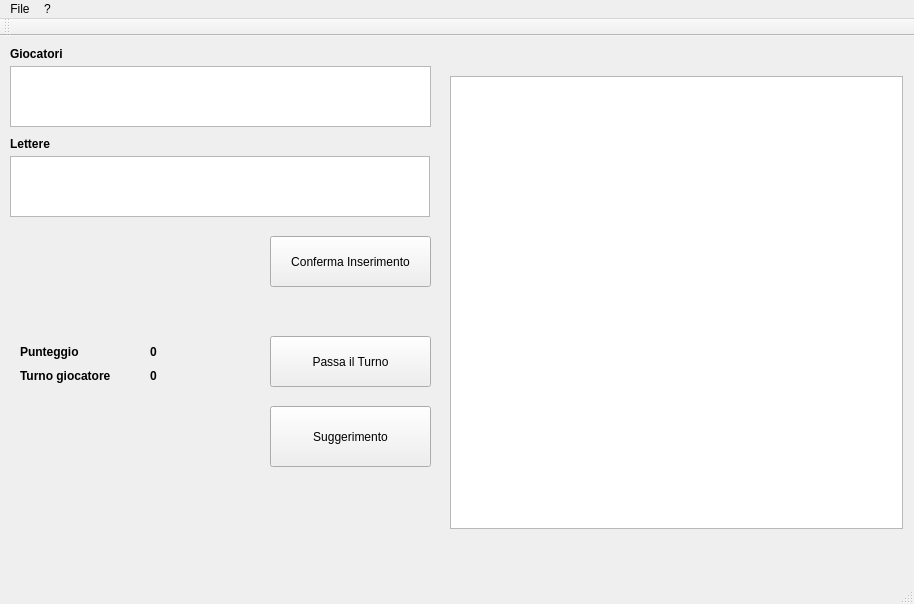
First picture: the form in UpWords/mainwindow.ui, repository giogandola98/UpWords, before the edit.
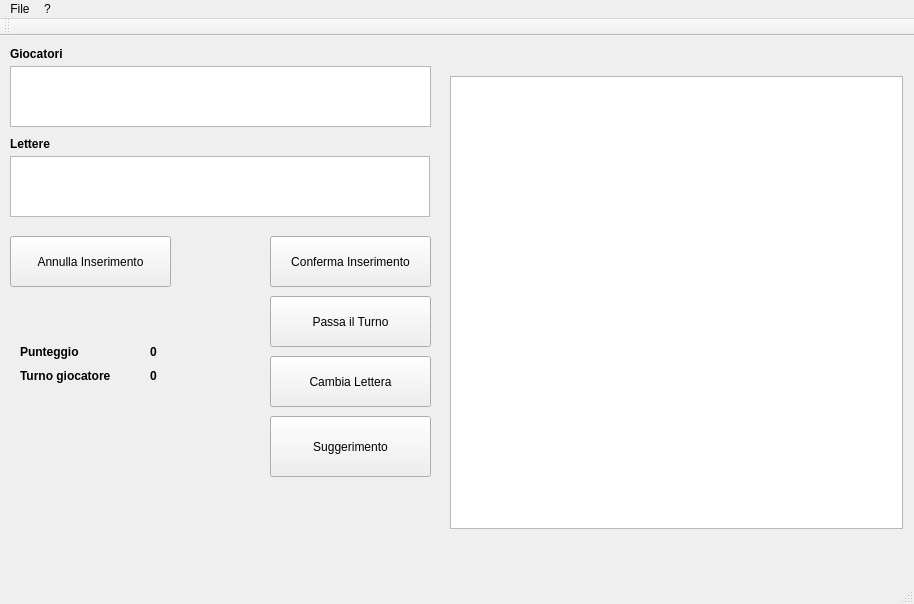
Second picture: the form after the edit.

Patch:
```diff
--- a/UpWords/mainwindow.ui
+++ b/UpWords/mainwindow.ui
@@ -40,20 +40,20 @@
     <property name="geometry">
      <rect>
       <x>270</x>
-      <y>300</y>
+      <y>320</y>
       <width>161</width>
       <height>51</height>
      </rect>
     </property>
     <property name="text">
-     <string>Passa il Turno</string>
+     <string>Cambia Lettera</string>
     </property>
    </widget>
    <widget class="QPushButton" name="pushButton_7">
     <property name="geometry">
      <rect>
       <x>270</x>
-      <y>370</y>
+      <y>380</y>
       <width>161</width>
       <height>61</height>
      </rect>
@@ -240,6 +240,32 @@
      <string>Conferma Inserimento</string>
     </property>
    </widget>
+   <widget class="QPushButton" name="abort_btn">
+    <property name="geometry">
+     <rect>
+      <x>10</x>
+      <y>200</y>
+      <width>161</width>
+      <height>51</height>
+     </rect>
+    </property>
+    <property name="text">
+     <string>Annulla Inserimento</string>
+    </property>
+   </widget>
+   <widget class="QPushButton" name="passaturno_btn">
+    <property name="geometry">
+     <rect>
+      <x>270</x>
+      <y>260</y>
+      <width>161</width>
+      <height>51</height>
+     </rect>
+    </property>
+    <property name="text">
+     <string>Passa il Turno</string>
+    </property>
+   </widget>
   </widget>
   <widget class="QMenuBar" name="menuBar">
    <property name="geometry">
```
Left out of the diff: 4 changed lines with no effect on the pictures.
